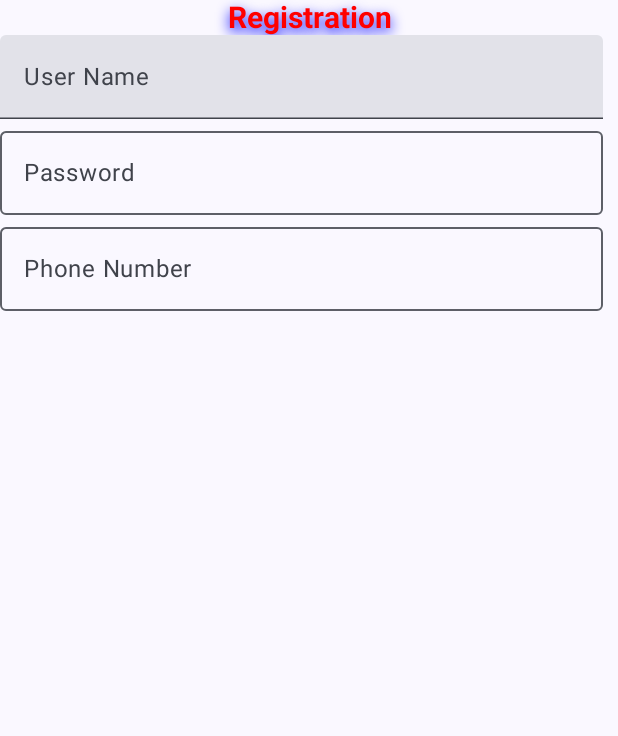
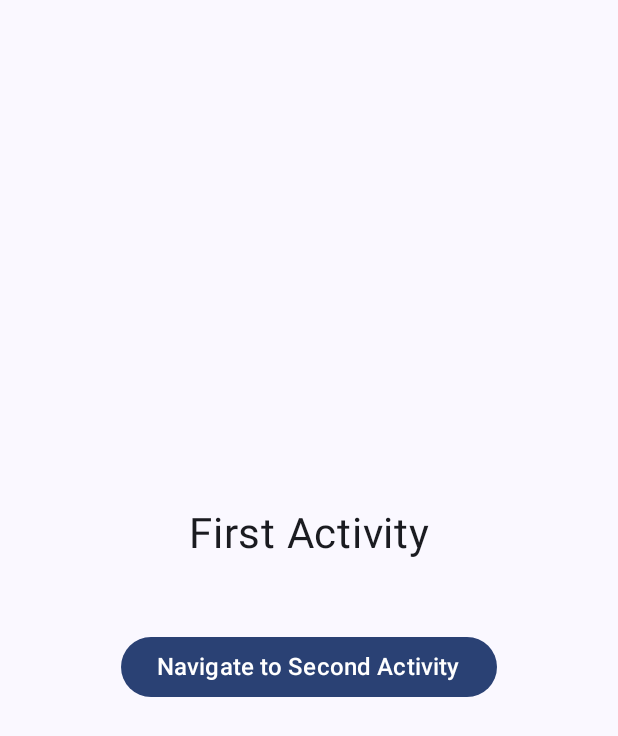
Before and after one commit to devabdallahragheb/firstapp, an Android app built with Jetpack Compose: the screen it shows after launch (MainActivity before the commit, FirstActivity after it), on a phone screen of 412 x 824 dp. Shown: the top 736 px of the screen. Run offline under Robolectric (Android 15) with nearby library versions, the phone set to English and light mode, and no system bars.

Commit message:
add lec b7

```diff
--- a/app/build.gradle.kts
+++ b/app/build.gradle.kts
@@ -49,6 +49,10 @@ dependencies {
     implementation(libs.androidx.compose.ui.graphics)
     implementation(libs.androidx.compose.ui.tooling.preview)
     implementation(libs.androidx.compose.material3)
+
+    // Coil for image loading
+    implementation("io.coil-kt:coil-compose:2.7.0")
+
     testImplementation(libs.junit)
     androidTestImplementation(libs.androidx.junit)
     androidTestImplementation(libs.androidx.espresso.core)
--- a/app/src/main/java/com/example/firstapp/MainActivity.kt
+++ b/app/src/main/java/com/example/firstapp/MainActivity.kt
@@ -1,9 +1,9 @@
 package com.example.firstapp
 
+import android.content.Intent
 import android.content.res.Configuration
 import android.os.Bundle
 import androidx.activity.ComponentActivity
-import androidx.activity.compose.setContent
 import androidx.activity.enableEdgeToEdge
 import androidx.compose.foundation.layout.fillMaxSize
 import androidx.compose.foundation.layout.padding
@@ -16,23 +16,18 @@ import androidx.compose.ui.text.style.TextAlign
 import androidx.compose.ui.tooling.preview.Preview
 import androidx.compose.ui.unit.dp
 import androidx.compose.ui.unit.sp
-import com.example.firstapp.lec4.RegistrationScreen
+import com.example.firstapp.lec7.FirstActivity
 import com.example.firstapp.ui.theme.FirstappTheme
 
 class MainActivity : ComponentActivity() {
     override fun onCreate(savedInstanceState: Bundle?) {
         super.onCreate(savedInstanceState)
         enableEdgeToEdge()
-        setContent {
-            FirstappTheme {
-//                Scaffold(modifier = Modifier.fillMaxSize()) { innerPadding ->
-//                    Greeting(
-//                        name = "Android",
-//                        modifier = Modifier.padding(innerPadding)
-//                    )
-                RegistrationScreen()
-            }
-        }
+
+        // Launch FirstActivity from lec8
+        val intent = Intent(this, FirstActivity::class.java)
+        startActivity(intent)
+        finish()
     }
 }
 
--- /dev/null
+++ b/app/src/main/java/com/example/firstapp/lec7/FirstActivity.kt
@@ -0,0 +1,68 @@
+package com.example.firstapp.lec7
+
+import android.content.Intent
+import android.os.Bundle
+import androidx.activity.ComponentActivity
+import androidx.activity.compose.setContent
+import androidx.compose.foundation.layout.Arrangement
+import androidx.compose.foundation.layout.Column
+import androidx.compose.foundation.layout.fillMaxSize
+import androidx.compose.foundation.layout.padding
+import androidx.compose.material3.Button
+import androidx.compose.material3.MaterialTheme
+import androidx.compose.material3.Surface
+import androidx.compose.material3.Text
+import androidx.compose.runtime.Composable
+import androidx.compose.ui.Alignment
+import androidx.compose.ui.Modifier
+import androidx.compose.ui.unit.dp
+import androidx.compose.ui.unit.sp
+import com.example.firstapp.ui.theme.FirstappTheme
+
+class FirstActivity : ComponentActivity() {
+    override fun onCreate(savedInstanceState: Bundle?) {
+        super.onCreate(savedInstanceState)
+        setContent {
+            FirstappTheme {
+                Surface(
+                    modifier = Modifier.fillMaxSize(),
+                    color = MaterialTheme.colorScheme.background
+                ) {
+                    FirstScreen(
+                        onNavigateClick = {
+                            val intent = Intent(this, SecondActivity::class.java)
+                            startActivity(intent)
+                        }
+                    )
+                }
+            }
+        }
+    }
+}
+
+@Composable
+fun FirstScreen(onNavigateClick: () -> Unit) {
+    Column(
+        modifier = Modifier
+            .fillMaxSize()
+            .padding(16.dp),
+        horizontalAlignment = Alignment.CenterHorizontally,
+        verticalArrangement = Arrangement.Center
+    ) {
+        Text(
+            text = "First Activity",
+            fontSize = 28.sp,
+            modifier = Modifier.padding(bottom = 32.dp)
+        )
+
+        Button(
+            onClick = onNavigateClick,
+            modifier = Modifier.padding(16.dp)
+        ) {
+            Text(
+                text = "Navigate to Second Activity",
+                fontSize = 16.sp
+            )
+        }
+    }
+}
--- a/app/src/main/res/values/strings.xml
+++ b/app/src/main/res/values/strings.xml
@@ -1,3 +1,5 @@
 <resources>
     <string name="app_name">firstapp</string>
+    <string name="title_activity_main2">MainActivity2</string>
+    <string name="title_activity_welcome">WelcomeActivity</string>
 </resources>
--- a/app/src/main/res/values/themes.xml
+++ b/app/src/main/res/values/themes.xml
@@ -1,5 +1,9 @@
 <?xml version="1.0" encoding="utf-8"?>
 <resources>
 
-    <style name="Theme.Firstapp" parent="android:Theme.Material.Light.NoActionBar" />
+    <style name="Theme.Firstapp" parent="android:Theme.Material.Light.NoActionBar">
+        <item name="android:colorPrimary">#6200EE</item>
+        <item name="android:colorPrimaryDark">#3700B3</item>
+        <item name="android:colorAccent">#03DAC6</item>
+    </style>
 </resources>
```
Also changed, not shown: app/src/main/AndroidManifest.xml (+22 -0 lines), app/src/main/java/com/example/firstapp/lec5/LazyHorzGridScreen.kt (added, +62 -0 lines), app/src/main/java/com/example/firstapp/lec5/datasource/GridDataSource.kt (added, +71 -0 lines), app/src/main/java/com/example/firstapp/lec5/model/GridItem.kt (added, +8 -0 lines), app/src/main/java/com/example/firstapp/lec7/SecondActivity.kt (added, +69 -0 lines), app/src/main/res/drawable/image_beach.xml (added, +11 -0 lines), app/src/main/res/drawable/image_city.xml (added, +11 -0 lines), app/src/main/res/drawable/image_forest.xml (added, +11 -0 lines), app/src/main/res/drawable/image_mountain.xml (added, +11 -0 lines), app/src/main/res/drawable/image_nature.xml (added, +11 -0 lines), app/src/main/res/drawable/sample_image_1.xml (added, +11 -0 lines), app/src/main/java/com/example/firstapp/lec5/images/download (2).jpeg (added), app/src/main/java/com/example/firstapp/lec5/images/download (3).jpeg (added), app/src/main/java/com/example/firstapp/lec5/images/download (4).jpeg (added), 1 more files.
